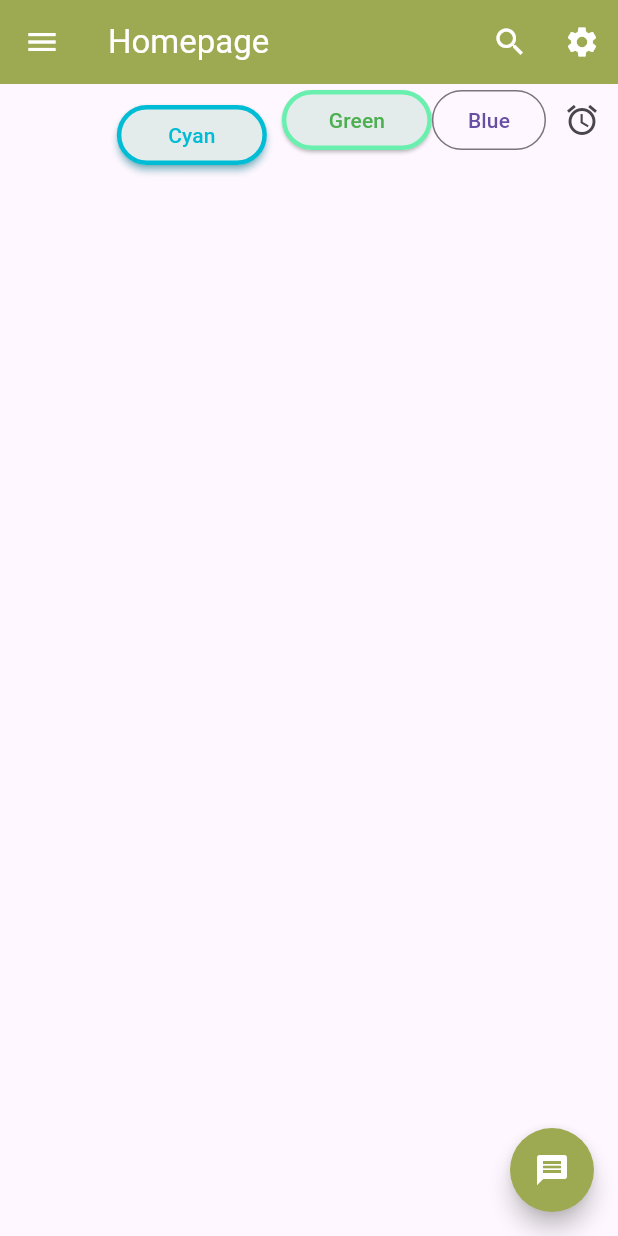
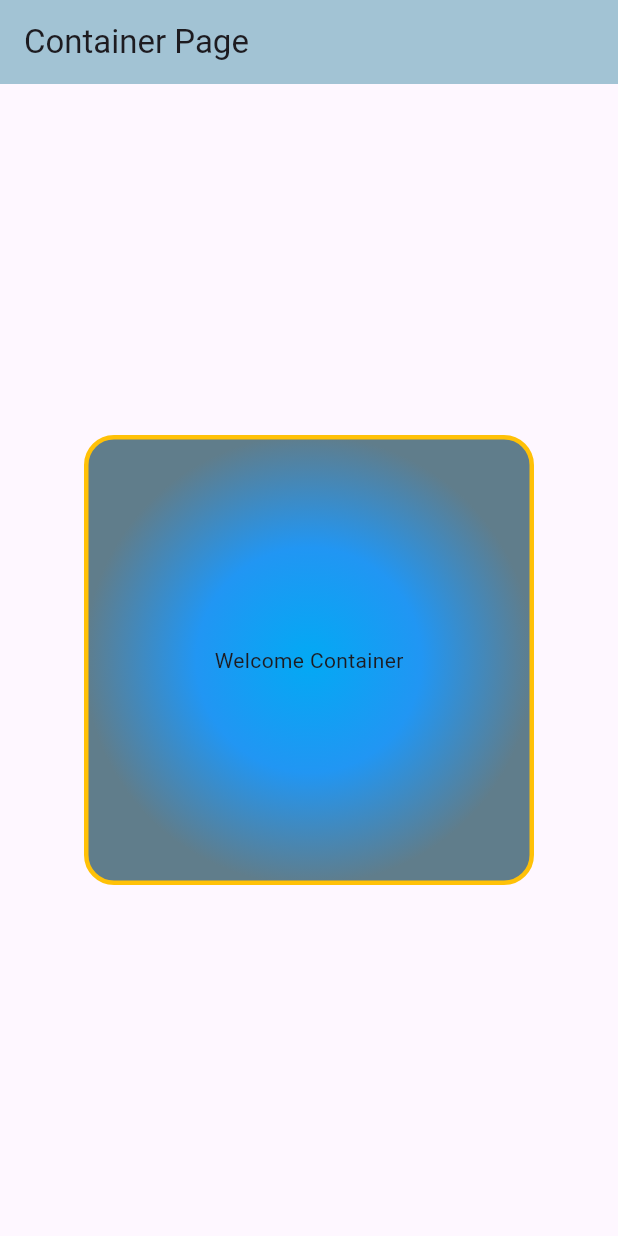
Before and after one commit to jaahaan/CSE-3212_Project_64E, a Flutter app: the screen it shows after launch, on a phone screen of 412 x 824 dp. Run offline on Flutter 3.47's test engine with Material 3 defaults, Android fonts, the phone set to English and light mode, and no system bars.

Commit message:
Container

```diff
--- /dev/null
+++ b/lib/container_page.dart
@@ -0,0 +1,34 @@
+import 'package:flutter/material.dart';
+
+class ContainerPage extends StatelessWidget {
+  const ContainerPage({super.key});
+
+  @override
+  Widget build(BuildContext context) {
+    return Scaffold(
+      appBar: AppBar(
+        title: Text("Container Page"),
+        backgroundColor: const Color.fromARGB(255, 162, 195, 212),
+      ),
+      body: Center(
+        child: Container(
+          height: 300,
+          width: 300,
+          margin: EdgeInsets.all(20),
+          padding: EdgeInsets.all(20),
+          alignment: Alignment.center,
+          decoration: BoxDecoration(
+            color: Colors.lightBlue,
+            border: Border.all(width: 3, color: Colors.amber),
+            borderRadius: BorderRadius.all(Radius.circular(20)),
+            gradient: RadialGradient(
+              colors: [Colors.lightBlue, Colors.blue, Colors.blueGrey],
+            ),
+            // shape: BoxShape.circle,
+          ),
+          child: Text("Welcome Container"),
+        ),
+      ),
+    );
+  }
+}
--- a/lib/home_page.dart
+++ b/lib/home_page.dart
@@ -64,8 +64,10 @@ class HomePage extends StatelessWidget {
         child: Icon(Icons.message),
       ),
 
-      body: Row(
-        mainAxisAlignment: MainAxisAlignment.end,
+      body: Column(
+        children: [
+          Row(
+            mainAxisAlignment: MainAxisAlignment.center,
             crossAxisAlignment: CrossAxisAlignment.start,
             children: [
               Padding(
@@ -97,6 +99,15 @@ class HomePage extends StatelessWidget {
               IconButton(onPressed: () {}, icon: Icon(Icons.alarm)),
             ],
           ),
+
+          Container(
+            height: 300,
+            width: 300,
+            decoration: BoxDecoration(color: Colors.lightGreen),
+            child: Text("Welcome 64E"),
+          ),
+        ],
+      ),
     );
   }
 }
--- a/lib/main.dart
+++ b/lib/main.dart
@@ -1,5 +1,5 @@
 import 'package:flutter/material.dart';
-import 'package:project_64e/home_page.dart';
+import 'package:project_64e/container_page.dart';
 
 void main() {
   runApp(const MyApp());
@@ -13,7 +13,7 @@ class MyApp extends StatelessWidget {
     return MaterialApp(
       // theme: ThemeData.dark(),
       debugShowCheckedModeBanner: false,
-      home: HomePage(),
+      home: ContainerPage(),
     );
   }
 }
```
Lines whose indentation alone changed are shown as unchanged.
